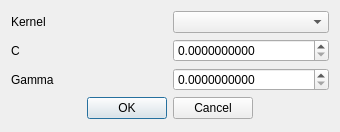
Above: svmparametersdialog.ui from majdghada/MyPersonDetectionApp before the change. Below: the same form after it.
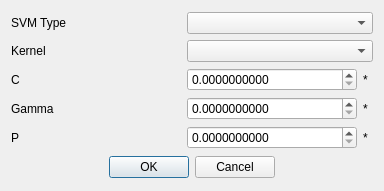
That is the form after the change.

Diff of the .ui file:
```diff
--- a/svmparametersdialog.ui
+++ b/svmparametersdialog.ui
@@ -6,8 +6,8 @@
    <rect>
     <x>0</x>
     <y>0</y>
-    <width>340</width>
-    <height>132</height>
+    <width>384</width>
+    <height>191</height>
    </rect>
   </property>
   <property name="windowTitle">
@@ -16,42 +16,69 @@
   <layout class="QVBoxLayout" name="verticalLayout">
    <item>
     <layout class="QGridLayout" name="gridLayout">
-     <item row="0" column="0">
-      <widget class="QLabel" name="label_2">
+     <item row="2" column="2">
+      <widget class="QLabel" name="reqC">
+       <property name="maximumSize">
+        <size>
+         <width>10</width>
+         <height>16777215</height>
+        </size>
+       </property>
        <property name="text">
-        <string>Kernel</string>
+        <string>*</string>
+       </property>
+      </widget>
+     </item>
+     <item row="3" column="2">
+      <widget class="QLabel" name="reqGamma">
+       <property name="text">
+        <string>*</string>
        </property>
       </widget>
      </item>
      <item row="2" column="0">
+      <widget class="QLabel" name="label">
+       <property name="text">
+        <string>C</string>
+       </property>
+      </widget>
+     </item>
+     <item row="3" column="0">
       <widget class="QLabel" name="label_3">
        <property name="text">
         <string>Gamma</string>
        </property>
       </widget>
      </item>
+     <item row="0" column="0">
+      <widget class="QLabel" name="label_4">
+       <property name="text">
+        <string>SVM Type</string>
+       </property>
+      </widget>
+     </item>
+     <item row="3" column="1">
+      <widget class="QDoubleSpinBox" name="GammaDoubleSpinBox">
+       <property name="decimals">
+        <number>10</number>
+       </property>
+       <property name="maximum">
+        <double>999.990000000000009</double>
+       </property>
+       <property name="singleStep">
+        <double>0.010000000000000</double>
+       </property>
+      </widget>
+     </item>
      <item row="1" column="0">
-      <widget class="QLabel" name="label">
+      <widget class="QLabel" name="label_2">
        <property name="text">
-        <string>C</string>
-       </property>
-      </widget>
-     </item>
-     <item row="1" column="1">
-      <widget class="QDoubleSpinBox" name="CDoubleSpinBox">
-       <property name="decimals">
-        <number>10</number>
-       </property>
-       <property name="maximum">
-        <double>999.990000000000009</double>
-       </property>
-       <property name="singleStep">
-        <double>0.010000000000000</double>
+        <string>Kernel</string>
        </property>
       </widget>
      </item>
      <item row="2" column="1">
-      <widget class="QDoubleSpinBox" name="GammaDoubleSpinBox">
+      <widget class="QDoubleSpinBox" name="CDoubleSpinBox">
        <property name="decimals">
         <number>10</number>
        </property>
@@ -63,9 +90,39 @@
        </property>
       </widget>
      </item>
-     <item row="0" column="1">
+     <item row="4" column="2">
+      <widget class="QLabel" name="reqP">
+       <property name="text">
+        <string>*</string>
+       </property>
+      </widget>
+     </item>
+     <item row="4" column="1">
+      <widget class="QDoubleSpinBox" name="PDoubleSpinBox">
+       <property name="decimals">
+        <number>10</number>
+       </property>
+       <property name="maximum">
+        <double>999.990000000000009</double>
+       </property>
+       <property name="singleStep">
+        <double>0.010000000000000</double>
+       </property>
+      </widget>
+     </item>
+     <item row="4" column="0">
+      <widget class="QLabel" name="label_8">
+       <property name="text">
+        <string>P</string>
+       </property>
+      </widget>
+     </item>
+     <item row="1" column="1" colspan="2">
       <widget class="QComboBox" name="KernelComboBox"/>
      </item>
+     <item row="0" column="1" colspan="2">
+      <widget class="QComboBox" name="typeComboBox"/>
+     </item>
     </layout>
    </item>
    <item>
```
Left out of the diff: 49 changed lines with no effect on the pictures.
